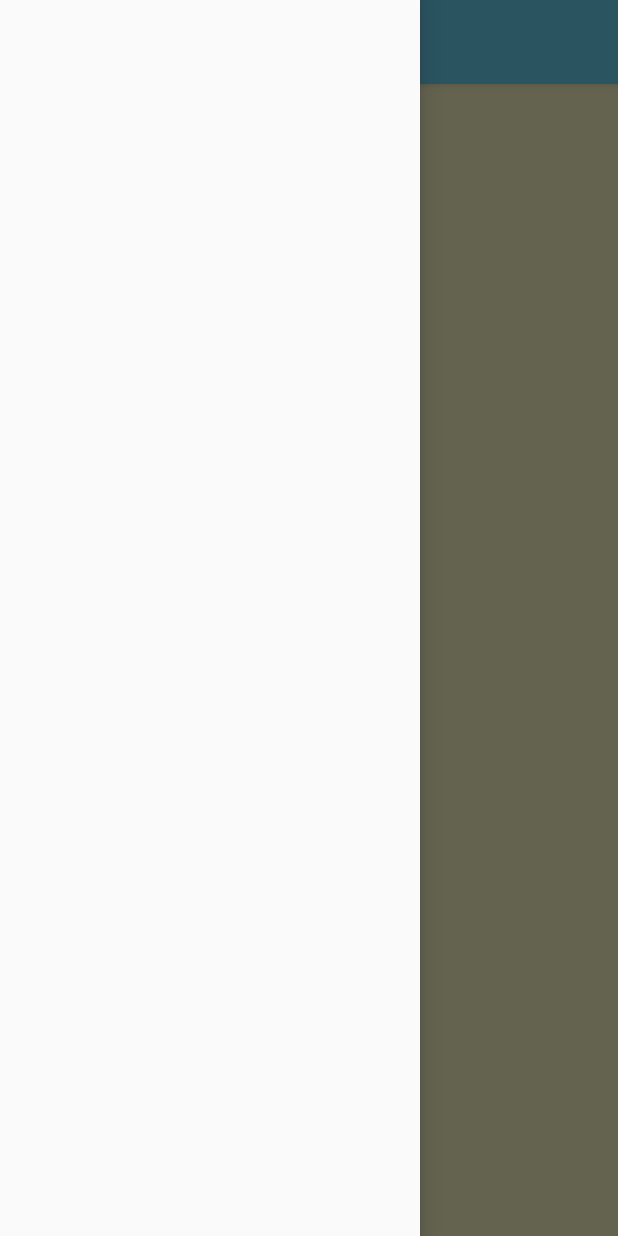
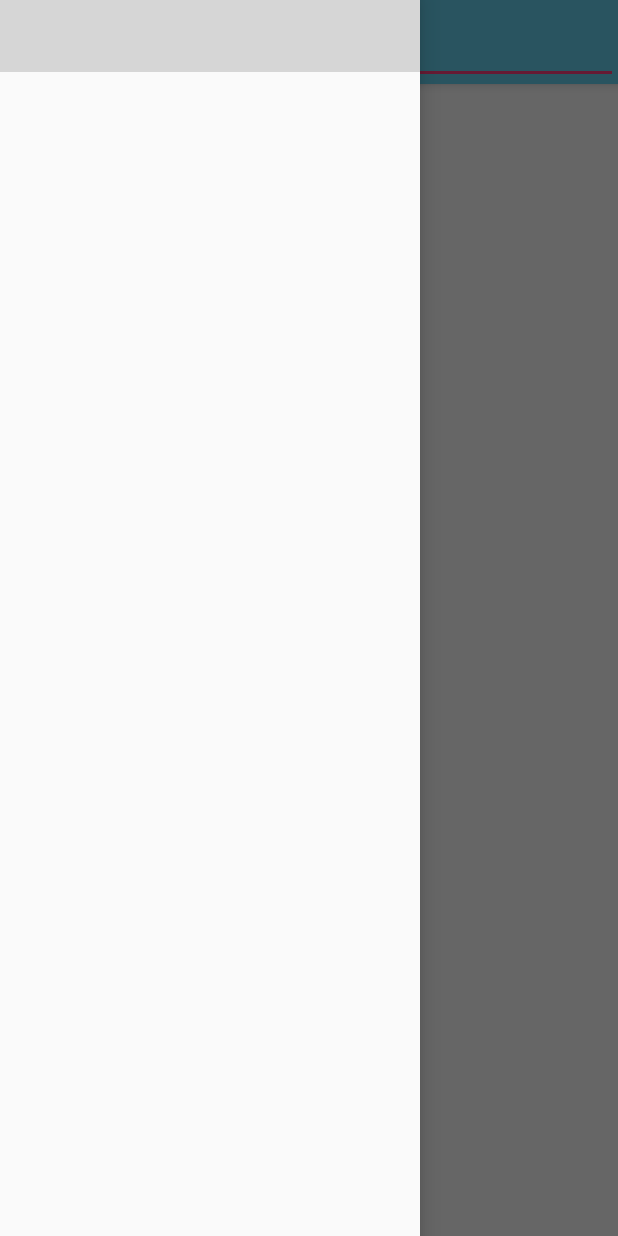
Before and after one commit to ShostenkoIhor/GoogleMaps, an Android app: the screen it shows after launch (MainActivity), with the side drawer open, on a phone screen of 412 x 824 dp. Run offline under Robolectric (Android 15) with nearby library versions, the phone set to English and light mode, and no system bars; 1 statement that could not run was skipped; grey boxes are pictures that could not be loaded.

Commit message:
add header_navigation_view,add methods start_load_photo,load_photo

```diff
--- a/app/src/main/java/com/example/ihor/googlemaps/MainActivity.java
+++ b/app/src/main/java/com/example/ihor/googlemaps/MainActivity.java
@@ -1,23 +1,41 @@
 package com.example.ihor.googlemaps;
 
+import android.content.Intent;
+import android.graphics.Bitmap;
+import android.net.Uri;
+import android.provider.MediaStore;
+import android.support.v4.widget.DrawerLayout;
 import android.support.v7.app.AppCompatActivity;
 import android.os.Bundle;
 import android.support.v7.widget.Toolbar;
 import android.view.MenuItem;
+import android.widget.EditText;
+import android.widget.ImageButton;
+
+import java.io.IOException;
+
 
 public class MainActivity extends AppCompatActivity {
     private Toolbar toolbar;
+    private DrawerLayout dlActivity_main;
+    private EditText etSearch;
+    private Bitmap bitmapPhoto = null;
+    private Uri selectedImage;
+    private ImageButton ibPhoto;
 
     @Override
     protected void onCreate(Bundle savedInstanceState) {
-       setTheme(R.style.AppDefault);
+        setTheme(R.style.AppDefault);
         super.onCreate(savedInstanceState);
         setContentView(R.layout.activity_main);
         initToolbar();
+        initNavigationView();
     }
 
-    void initToolbar() {
+
+    private void initToolbar() {
         toolbar = (Toolbar) findViewById(R.id.toolbar);
+        etSearch = (EditText) findViewById(R.id.etSearch);
         toolbar.setTitle(R.string.app_name);
         toolbar.setOnMenuItemClickListener(new Toolbar.OnMenuItemClickListener() {
             @Override
@@ -26,6 +44,36 @@ public class MainActivity extends AppCompatActivity {
             }
         });
         toolbar.inflateMenu(R.menu.menu);
+
     }
 
+    private void initNavigationView() {
+        dlActivity_main = (DrawerLayout) findViewById(R.id.dlActivity_main);
+
+    }
+
+
+    private void startLoadPhoto() {
+        Intent photoPickerIntent = new Intent(Intent.ACTION_PICK);
+        photoPickerIntent.setType("image/*");
+        startActivityForResult(photoPickerIntent, Constant.GALLERY_REQUEST);
+    }
+
+    private void loadPhoto(int requestCode, int resultCode, Intent imageReturnedIntent) {
+        switch (requestCode) {
+            case Constant.GALLERY_REQUEST:
+                if (resultCode == RESULT_OK) {
+                    selectedImage = imageReturnedIntent.getData();
+                    try {
+                        bitmapPhoto = MediaStore.Images.Media.getBitmap(getContentResolver(), selectedImage);
+                    } catch (IOException e) {
+                        e.printStackTrace();
+                    }
+                    ibPhoto.setImageBitmap(bitmapPhoto);
+                }
+        }
+
+    }
+
+
 }
--- a/app/src/main/res/layout/activity_main.xml
+++ b/app/src/main/res/layout/activity_main.xml
@@ -1,6 +1,7 @@
 <?xml version="1.0" encoding="utf-8"?>
 <android.support.v4.widget.DrawerLayout xmlns:android="http://schemas.android.com/apk/res/android"
-    android:id="@+id/activity_main"
+    xmlns:app="http://schemas.android.com/apk/res-auto"
+    android:id="@+id/dlActivity_main"
     android:layout_width="match_parent"
     android:layout_height="match_parent"
     android:background="@color/beckground"
@@ -18,7 +19,15 @@
                 android:id="@+id/toolbar"
                 android:layout_width="match_parent"
                 android:layout_height="?attr/actionBarSize"
-                android:background="@color/colorPrimary" />
+                android:background="@color/colorPrimary"
+                >
+                <EditText
+                    android:layout_width="match_parent"
+                    android:layout_height="match_parent"
+                    android:id="@+id/etSearch"/>
+
+
+            </android.support.v7.widget.Toolbar>
 
 
         </android.support.design.widget.AppBarLayout>
@@ -29,7 +38,9 @@
         android:id="@+id/nvNavigation"
         android:layout_width="wrap_content"
         android:layout_height="match_parent"
-        android:layout_gravity="start">
+        android:layout_gravity="start"
+        app:menu="@menu/navigation_menu"
+        app:headerLayout="@layout/header_navigation_view">
 
 
     </android.support.design.widget.NavigationView>
--- a/app/src/main/res/values/colors.xml
+++ b/app/src/main/res/values/colors.xml
@@ -3,5 +3,5 @@
     <color name="colorPrimary">#67d3f1</color>
     <color name="colorPrimaryDark">#303F9F</color>
     <color name="colorAccent">#FF4081</color>
-    <color name="beckground">#fcf9c7</color>
+    <color name="beckground">#ffffff</color>
 </resources>
--- a/app/src/main/res/values/strings.xml
+++ b/app/src/main/res/values/strings.xml
@@ -1,4 +1,7 @@
 <resources>
     <string name="app_name">GoogleMaps</string>
     <string name="search">Search</string>
+    <string name="my_places">Мои места</string>
+    <string name="send">Отправить</string>
+
 </resources>
```
